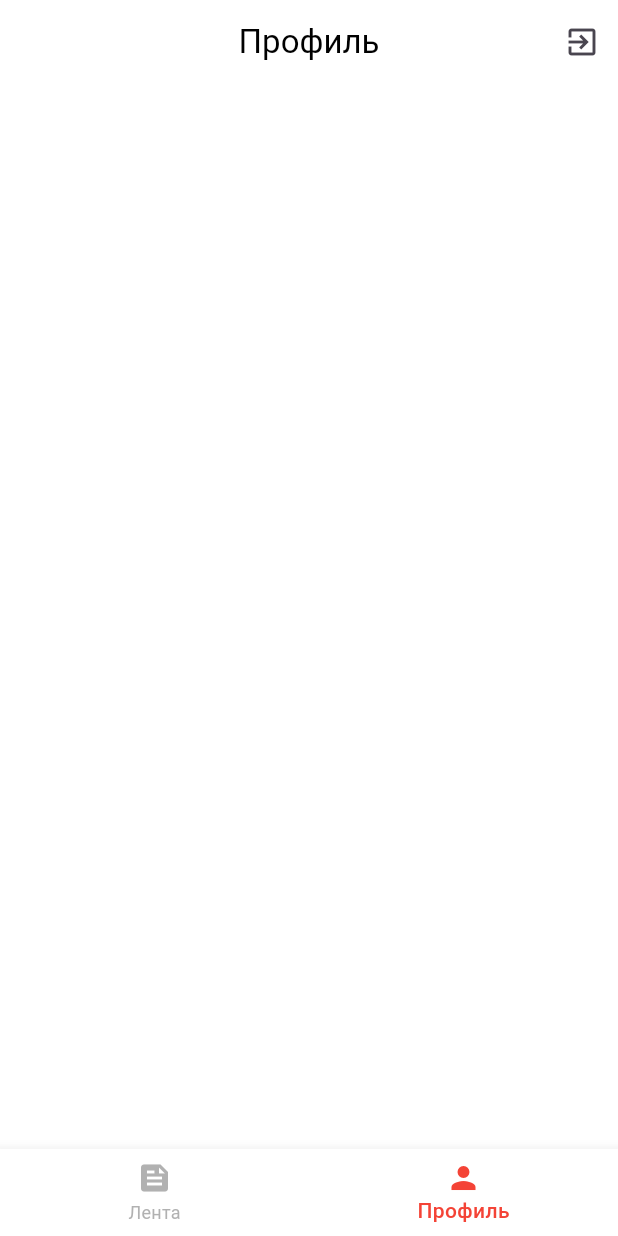
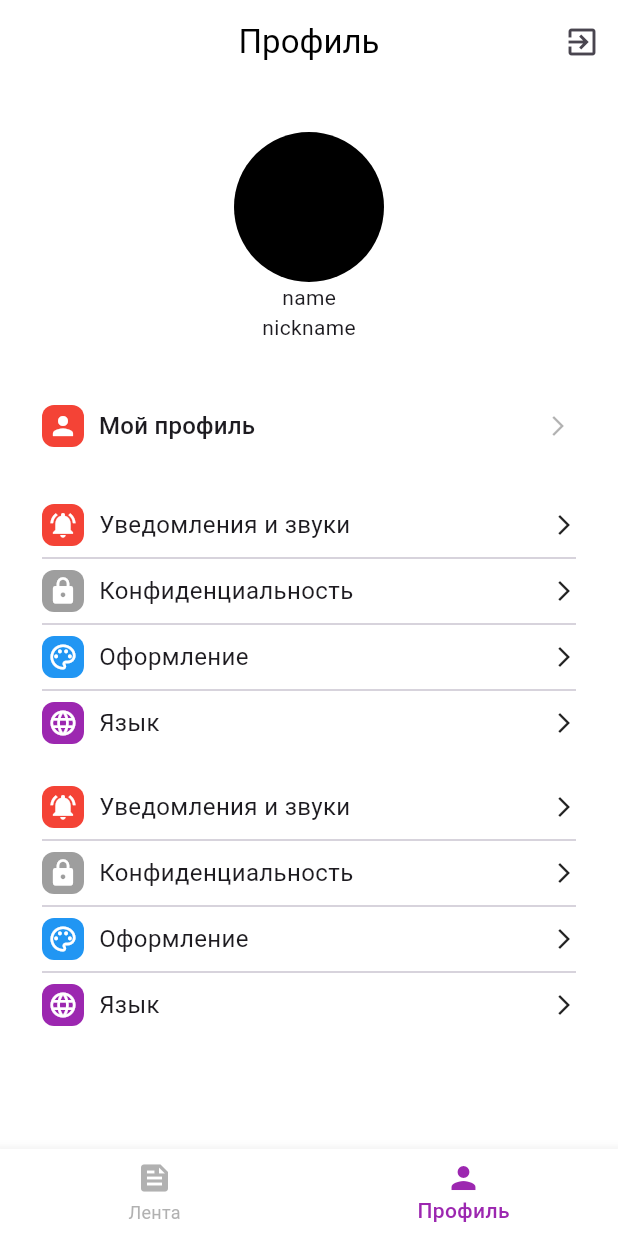
Before and after one commit to TakaFriman/social_hub, a Flutter app: the screen it shows once a user with an empty profile is signed in, item 2 of the bottom bar chosen, on a phone screen of 412 x 824 dp. Run offline on Flutter 3.47's test engine with Material 3 defaults, Android fonts, the phone set to English and light mode, and no system bars; our stand-ins replace auto_route, bloc, equatable, firebase_auth, firebase_core, flutter_bloc and 5 more; accounts and stored records are empty.

Commit message:
fix design auth

```diff
--- a/lib/screens/auth/login/components/components.dart
+++ b/lib/screens/auth/login/components/components.dart
@@ -1,5 +1,5 @@
 export 'email_input.dart';
 export 'login_button.dart';
 export 'password_input.dart';
-export 'signup_button.dart';
 export 'google_login_button.dart';
+export 'register_row.dart';
--- a/lib/screens/auth/login/components/login_button.dart
+++ b/lib/screens/auth/login/components/login_button.dart
@@ -25,7 +25,7 @@ class LoginButton extends StatelessWidget {
                 ),
                 onPressed: state.isValid ? () => context.read<LoginCubit>().logInWithCredentials() : null,
                 child: const Padding(
-                  padding: EdgeInsets.symmetric(vertical: 8),
+                  padding: EdgeInsets.symmetric(vertical: 10),
                   child: Center(
                       child: Text('Войти',
                           style: TextStyle(
--- a/lib/screens/auth/register/components/components.dart
+++ b/lib/screens/auth/register/components/components.dart
@@ -1,5 +1,5 @@
 export 'email_input.dart';
 export 'password_input.dart';
 export 'confirm_password_input.dart';
-export 'login_button.dart';
+export 'login_row.dart';
 export 'signup_button.dart';
--- a/lib/screens/auth/register/components/signup_button.dart
+++ b/lib/screens/auth/register/components/signup_button.dart
@@ -22,7 +22,7 @@ class SignUpButton extends StatelessWidget {
                 ),
                 onPressed: state.isValid ? () => context.read<RegisterCubit>().signUpFormSubmitted() : null,
                 child: const Padding(
-                  padding: EdgeInsets.symmetric(vertical: 8),
+                  padding: EdgeInsets.symmetric(vertical: 10),
                   child: Center(
                       child: Text('Зарегистрироваться',
                           style: TextStyle(
--- a/lib/screens/auth/register/view/register_form.dart
+++ b/lib/screens/auth/register/view/register_form.dart
@@ -27,7 +27,7 @@ class RegisterForm extends StatelessWidget {
         children: [
           SafeArea(
             child: Padding(
-              padding: const EdgeInsets.symmetric(vertical: 32, horizontal: 16),
+              padding: const EdgeInsets.symmetric(horizontal: 16).copyWith(bottom: 32),
               child: Column(
                 children: [
                   Expanded(
@@ -37,6 +37,7 @@ class RegisterForm extends StatelessWidget {
                         children: [
                           Column(
                             children: [
+                              SizedBox(height: MediaQuery.of(context).size.height * 0.15),
                               Image.asset(
                                 'assets/images/logo.png',
                                 height: MediaQuery.of(context).size.height * 0.2,
@@ -50,13 +51,13 @@ class RegisterForm extends StatelessWidget {
                               const ConfirmPasswordInput(),
                               const SizedBox(height: 24),
                               const SignUpButton(),
+                              const LoginRow(),
                             ],
                           ),
                         ],
                       ),
                     ),
                   ),
-                  const LoginButton(),
                 ],
               ),
             ),
--- /dev/null
+++ b/lib/screens/profile/components/components.dart
@@ -0,0 +1,3 @@
+export 'settings_action_card.dart';
+export 'settings_toggle.dart';
+export 'container_settings_common.dart';
--- /dev/null
+++ b/lib/screens/profile/components/container_settings_common.dart
@@ -0,0 +1,128 @@
+import 'package:flutter/material.dart';
+import 'package:social_hub/ui/ui.dart';
+
+class ContainerSettingsCommon extends StatelessWidget {
+  const ContainerSettingsCommon({super.key});
+
+  @override
+  Widget build(BuildContext context) {
+    return const BaseContainer(
+        margin: EdgeInsets.symmetric(horizontal: 16),
+        padding: EdgeInsets.symmetric(horizontal: 12, vertical: 8),
+        width: double.infinity,
+        child: Column(
+          children: [
+            Row(
+              mainAxisAlignment: MainAxisAlignment.spaceBetween,
+              crossAxisAlignment: CrossAxisAlignment.center,
+              children: [
+                Row(
+                  children: [
+                    IconContainer(
+                      iconColor: Colors.white,
+                      icon: Icons.notifications_active,
+                      color: Colors.red,
+                    ),
+                    SizedBox(width: 10),
+                    Text(
+                      'Уведомления и звуки',
+                      style: TextStyle(fontSize: 16),
+                    ),
+                  ],
+                ),
+                Icon(Icons.arrow_forward_ios, size: 16),
+              ],
+            ),
+            Divider(),
+            Row(
+              mainAxisAlignment: MainAxisAlignment.spaceBetween,
+              crossAxisAlignment: CrossAxisAlignment.center,
+              children: [
+                Row(
+                  children: [
+                    IconContainer(
+                      iconColor: Colors.white,
+                      icon: Icons.lock,
+                      color: Colors.grey,
+                    ),
+                    SizedBox(width: 10),
+                    Text(
+                      'Конфиденциальность',
+                      style: TextStyle(fontSize: 16),
+                    ),
+                  ],
+                ),
+                Icon(Icons.arrow_forward_ios, size: 16),
+              ],
+            ),
+            Divider(),
+            Row(
+              mainAxisAlignment: MainAxisAlignment.spaceBetween,
+              crossAxisAlignment: CrossAxisAlignment.center,
+              children: [
+                Row(
+                  children: [
+                    IconContainer(
+                      iconColor: Colors.white,
+                      icon: Icons.palette_outlined,
+                      color: Colors.blue,
+                    ),
+                    SizedBox(width: 10),
+                    Text(
+                      'Оформление',
+                      style: TextStyle(fontSize: 16),
+                    ),
+                  ],
+                ),
+                Icon(Icons.arrow_forward_ios, size: 16),
+              ],
+            ),
+            Divider(),
+            Row(
+              mainAxisAlignment: MainAxisAlignment.spaceBetween,
+              crossAxisAlignment: CrossAxisAlignment.center,
+              children: [
+                Row(
+                  children: [
+                    IconContainer(
+                      iconColor: Colors.white,
+                      icon: Icons.language_outlined,
+                      color: Colors.purple,
+                    ),
+                    SizedBox(width: 10),
+                    Text(
+                      'Язык',
+                      style: TextStyle(fontSize: 16),
+                    ),
+                  ],
+                ),
+                Icon(Icons.arrow_forward_ios, size: 16),
+              ],
+            ),
+          ],
+        ));
+  }
+}
+
+class IconContainer extends StatelessWidget {
+  const IconContainer({super.key, required this.iconColor, required this.icon, required this.color});
+  final Color iconColor;
+  final IconData icon;
+  final Color color;
+  @override
+  Widget build(BuildContext context) {
+    return Container(
+        padding: const EdgeInsets.all(4),
+        decoration: BoxDecoration(
+          color: color,
+          borderRadius: const BorderRadius.all(
+            Radius.circular(8),
+          ),
+        ),
+        child: Icon(
+          icon,
+          size: 20,
+          color: iconColor,
+        ));
+  }
+}
--- /dev/null
+++ b/lib/screens/profile/components/settings_action_card.dart
@@ -0,0 +1,57 @@
+import 'package:flutter/material.dart';
+import 'package:social_hub/screens/profile/components/components.dart';
+import 'package:social_hub/ui/ui.dart';
+
+class SettingsActionCard extends StatelessWidget {
+  const SettingsActionCard(
+      {super.key,
+      required this.title,
+      this.onTap,
+      required this.suffixIcon,
+      required this.iconColor,
+      required this.leadingIcon});
+
+  final String title;
+  final VoidCallback? onTap;
+  final IconData suffixIcon;
+  final Color iconColor;
+  final IconData leadingIcon;
+
+  @override
+  Widget build(BuildContext context) {
+    final theme = Theme.of(context);
+    return GestureDetector(
+      onTap: onTap,
+      child: BaseContainer(
+        padding: const EdgeInsets.symmetric(vertical: 10, horizontal: 12),
+        margin: const EdgeInsets.symmetric(horizontal: 16).copyWith(bottom: 8),
+        width: double.infinity,
+        child: Row(
+          mainAxisAlignment: MainAxisAlignment.spaceBetween,
+          children: [
+            Row(
+              children: [
+                IconContainer(
+                  icon: leadingIcon,
+                  color: iconColor,
+                  iconColor: Colors.white,
+                ),
+                const SizedBox(width: 10),
+                Text(
+                  title,
+                  style: theme.textTheme.titleMedium?.copyWith(
+                    fontSize: 16,
+                  ),
+                ),
+              ],
+            ),
+            Padding(
+              padding: const EdgeInsets.all(4.0),
+              child: Icon(suffixIcon, color: theme.hintColor.withOpacity(0.3), size: 16),
+            )
+          ],
+        ),
+      ),
+    );
+  }
+}
--- a/lib/screens/profile/view/profile_screen.dart
+++ b/lib/screens/profile/view/profile_screen.dart
@@ -1,7 +1,11 @@
 import 'package:auto_route/auto_route.dart';
+import 'package:flutter/cupertino.dart';
 import 'package:flutter/material.dart';
+import 'package:flutter/widgets.dart';
 import 'package:flutter_bloc/flutter_bloc.dart';
 import 'package:social_hub/app/bloc/app_bloc.dart';
+import 'package:social_hub/screens/profile/components/components.dart';
+import 'package:social_hub/ui/ui.dart';
 
 @RoutePage()
 class ProfileScreen extends StatelessWidget {
@@ -28,15 +32,32 @@ class ProfileScreen extends StatelessWidget {
             style: theme.textTheme.titleLarge,
           ),
         ),
+        const SliverToBoxAdapter(child: SizedBox(height: 32)),
+        const SliverToBoxAdapter(
+            child: Column(
+          children: [
+            CircleAvatar(
+              backgroundColor: Colors.black,
+              radius: 50,
+            ),
+            Text('name'),
+            Text('nickname')
+          ],
+        )),
+        const SliverToBoxAdapter(child: SizedBox(height: 32)),
         SliverToBoxAdapter(
-          child: Center(
-            heightFactor: 25,
-            child: Text(
-              user.email ?? '',
-              style: theme.textTheme.titleLarge,
-            ),
+          child: SettingsActionCard(
+            title: 'Мой профиль',
+            suffixIcon: Icons.arrow_forward_ios,
+            onTap: () {},
+            leadingIcon: Icons.person,
+            iconColor: Colors.red,
           ),
         ),
+        const SliverToBoxAdapter(child: SizedBox(height: 12)),
+        const SliverToBoxAdapter(child: ContainerSettingsCommon()),
+        const SliverToBoxAdapter(child: SizedBox(height: 12)),
+        const SliverToBoxAdapter(child: ContainerSettingsCommon()),
       ],
     );
   }
--- a/lib/ui/theme/app_theme.dart
+++ b/lib/ui/theme/app_theme.dart
@@ -6,7 +6,7 @@ class AppTheme {
     bottomNavigationBarTheme: BottomNavigationBarThemeData(
       backgroundColor: Colors.white,
       unselectedItemColor: Colors.grey.withOpacity(0.8),
-      selectedItemColor: Colors.red,
+      selectedItemColor: Colors.purple,
       selectedLabelStyle: const TextStyle(fontWeight: FontWeight.w500),
     ),
     appBarTheme: const AppBarTheme(
```
Also changed, not shown: lib/screens/auth/login/components/register_row.dart (added, +37 -0 lines), lib/screens/auth/login/components/signup_button.dart (deleted, +0 -34 lines), lib/screens/auth/login/view/login_form.dart (+6 -3 lines), lib/screens/auth/register/components/login_button.dart (deleted, +0 -34 lines), lib/screens/auth/register/components/login_row.dart (added, +37 -0 lines), lib/screens/profile/components/settings_toggle.dart (added, +40 -0 lines).
